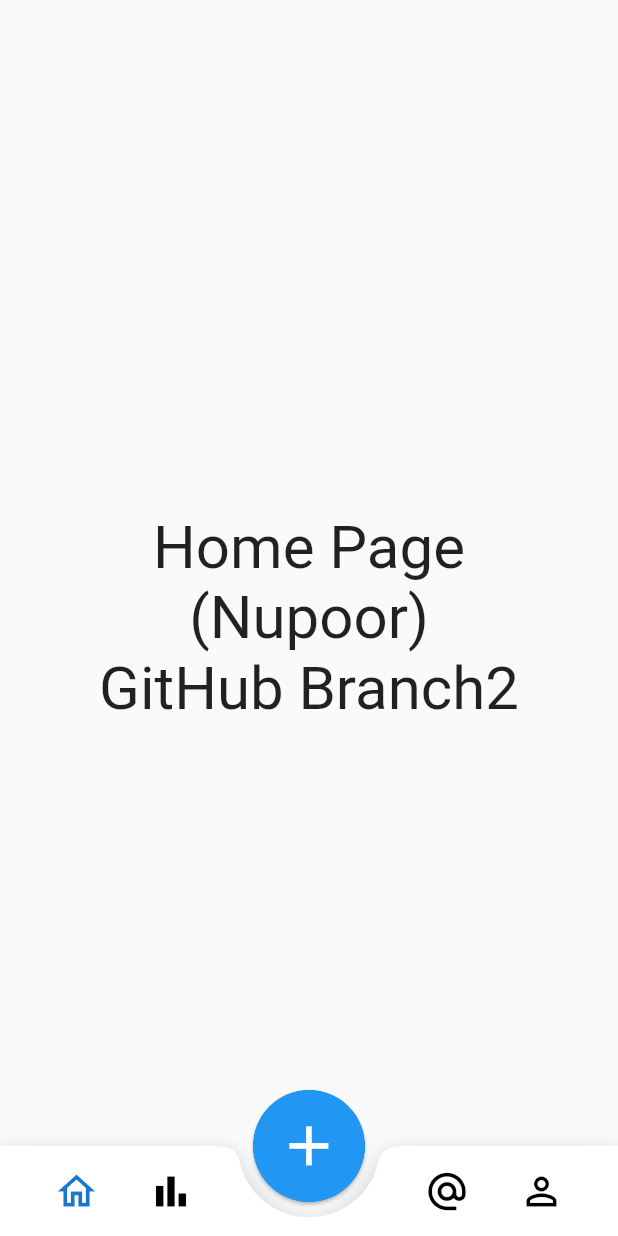
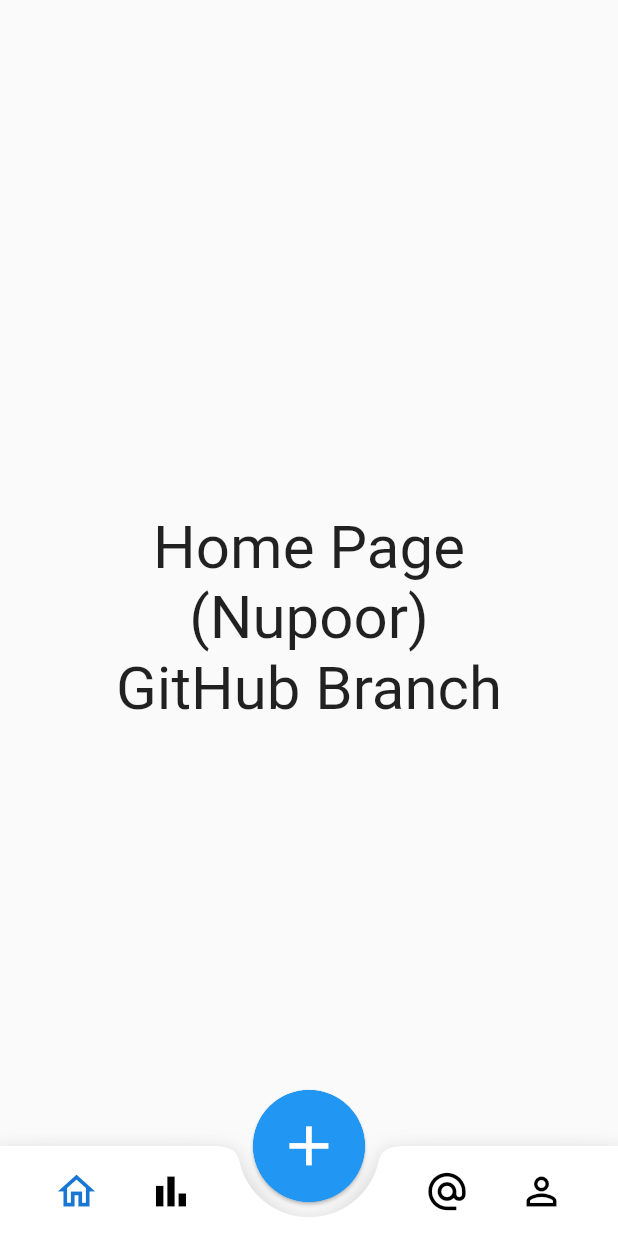
Before and after one commit to AadityaCholayil/DietMate, a Flutter app: the screen it shows after launch, on a phone screen of 412 x 824 dp. Run offline on Flutter 3.47's test engine with Material 2 defaults, Android fonts, the phone set to English and light mode, and no system bars; our stand-ins replace preload_page_view.

Commit message:
nupoor github branch

```diff
--- a/lib/pages/homepage.dart
+++ b/lib/pages/homepage.dart
@@ -11,7 +11,7 @@
     return Scaffold(
       body: Center(
           child: Text(
-            'Home Page\n(Nupoor)\nGitHub Branch2',
+            'Home Page\n(Nupoor)\nGitHub Branch',
             style: TextStyle(
               fontSize: 40,
             ),
```
